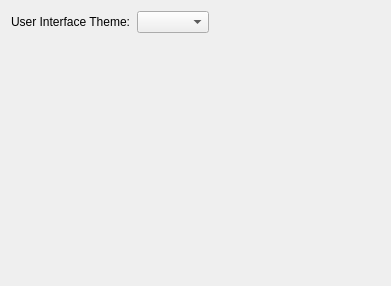
qcad/qcad, file res/scripts/Edit/AppPreferences/ThemePreferences/PreferencesPage.ui: the form before one commit.
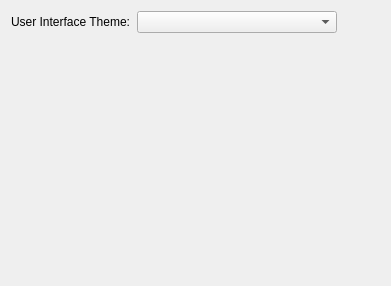
The form after the commit.

```diff
--- a/res/scripts/Edit/AppPreferences/ThemePreferences/PreferencesPage.ui
+++ b/res/scripts/Edit/AppPreferences/ThemePreferences/PreferencesPage.ui
@@ -22,7 +22,14 @@
     </widget>
    </item>
    <item row="0" column="1">
-    <widget class="QComboBox" name="ThemeName"/>
+    <widget class="QComboBox" name="ThemeName">
+     <property name="minimumSize">
+      <size>
+       <width>200</width>
+       <height>0</height>
+      </size>
+     </property>
+    </widget>
    </item>
    <item row="1" column="0" colspan="2">
     <widget class="QLabel" name="label_2">
```
